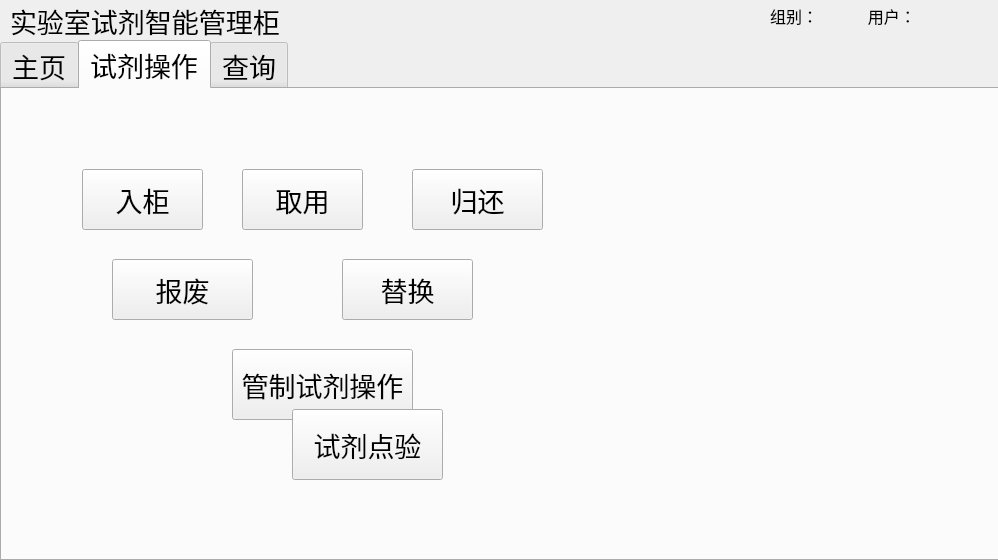
Before: the Qt Designer form Qt_Dev/v1.1/template_first/mainwindow.ui in xuezeao/git_program, drawn with Qt 5.
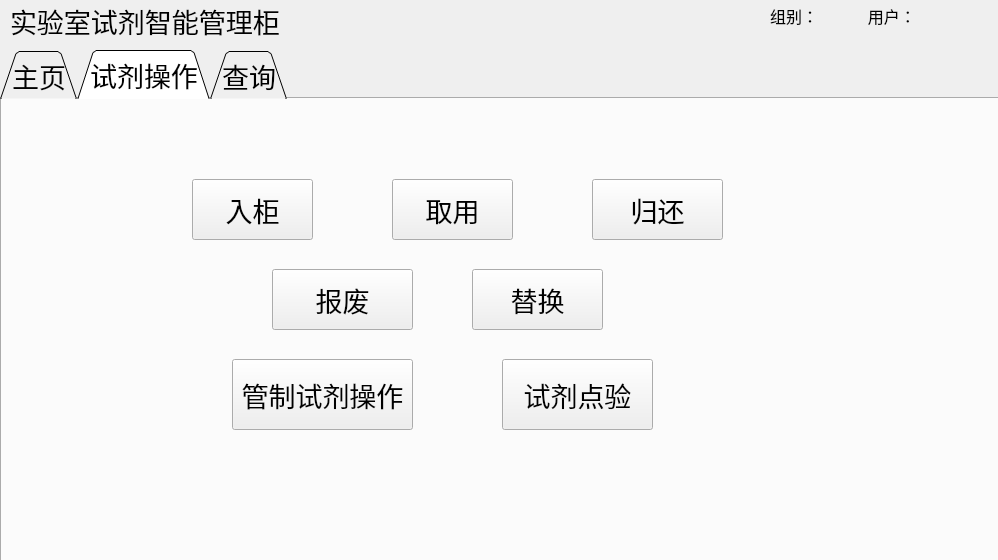
After: the same form once the commit is applied. The open tabs and pages were chosen to show the change.

The edit to the form file:
```diff
--- a/Qt_Dev/v1.1/template_first/mainwindow.ui
+++ b/Qt_Dev/v1.1/template_first/mainwindow.ui
@@ -56,7 +56,7 @@
     <property name="geometry">
      <rect>
       <x>0</x>
-      <y>40</y>
+      <y>50</y>
       <width>1001</width>
       <height>521</height>
      </rect>
@@ -67,8 +67,26 @@
       <pointsize>20</pointsize>
      </font>
     </property>
+    <property name="cursor">
+     <cursorShape>ArrowCursor</cursorShape>
+    </property>
+    <property name="layoutDirection">
+     <enum>Qt::LeftToRight</enum>
+    </property>
+    <property name="autoFillBackground">
+     <bool>true</bool>
+    </property>
+    <property name="tabShape">
+     <enum>QTabWidget::Triangular</enum>
+    </property>
     <property name="currentIndex">
-     <number>1</number>
+     <number>0</number>
+    </property>
+    <property name="elideMode">
+     <enum>Qt::ElideNone</enum>
+    </property>
+    <property name="usesScrollButtons">
+     <bool>true</bool>
     </property>
     <widget class="QWidget" name="tab_MainUI">
      <attribute name="title">
@@ -102,7 +120,7 @@
      <widget class="QPushButton" name="pushButton_reagentPlace">
       <property name="geometry">
        <rect>
-        <x>80</x>
+        <x>190</x>
         <y>80</y>
         <width>121</width>
         <height>61</height>
@@ -115,7 +133,7 @@
      <widget class="QPushButton" name="pushButton_reagentGet">
       <property name="geometry">
        <rect>
-        <x>240</x>
+        <x>390</x>
         <y>80</y>
         <width>121</width>
         <height>61</height>
@@ -128,7 +146,7 @@
      <widget class="QPushButton" name="pushButton_reagentReturn">
       <property name="geometry">
        <rect>
-        <x>410</x>
+        <x>590</x>
         <y>80</y>
         <width>131</width>
         <height>61</height>
@@ -141,7 +159,7 @@
      <widget class="QPushButton" name="pushButton_openReagentAbandon">
       <property name="geometry">
        <rect>
-        <x>110</x>
+        <x>270</x>
         <y>170</y>
         <width>141</width>
         <height>61</height>
@@ -154,7 +172,7 @@
      <widget class="QPushButton" name="pushButton_reagentReplace">
       <property name="geometry">
        <rect>
-        <x>340</x>
+        <x>470</x>
         <y>170</y>
         <width>131</width>
         <height>61</height>
@@ -180,8 +198,8 @@
      <widget class="QPushButton" name="pushButton_reagentCheck">
       <property name="geometry">
        <rect>
-        <x>290</x>
-        <y>320</y>
+        <x>500</x>
+        <y>260</y>
         <width>151</width>
         <height>71</height>
        </rect>
```
Left out of the diff: 3 changed lines with no effect on the pictures.
